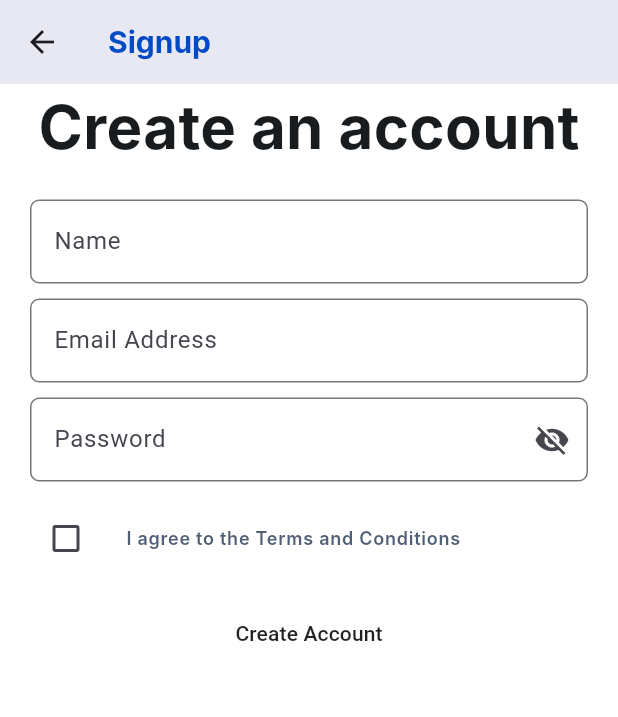
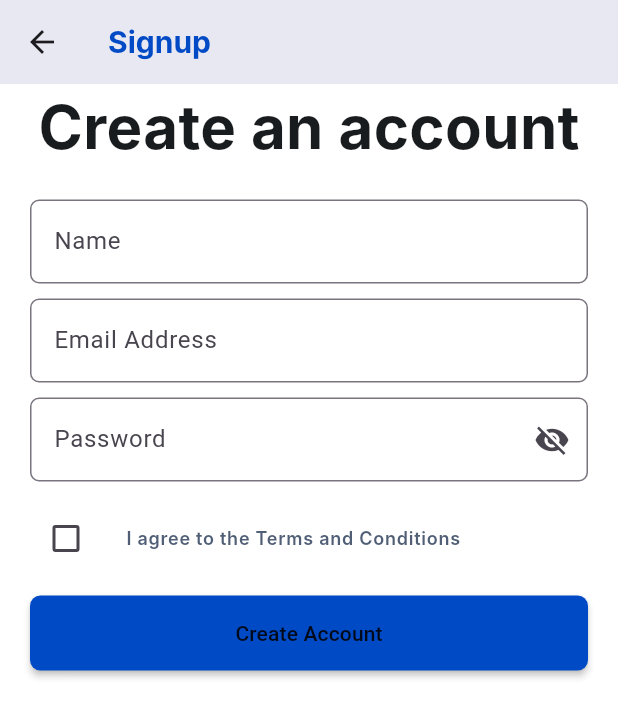
Before and after one commit to Mario-228/local_brand, a Flutter app: the SignupView screen opened directly, on a phone screen of 412 x 824 dp. Shown: the top 717 px of the screen. Run offline on Flutter 3.47's test engine with Material 3 defaults, Android fonts, the phone set to English and light mode, and no system bars; our stand-ins replace go_router; Roboto replaces fonts that are missing (Inter).

Commit message:
editing custom material button

```diff
--- a/lib/core/widgets/custom_material_button.dart
+++ b/lib/core/widgets/custom_material_button.dart
@@ -1,11 +1,12 @@
 import 'package:flutter/material.dart';
+import 'package:local_brand/core/utils/app_theme/app_theme_colors.dart';
 
 class CustomMaterialButton extends StatelessWidget {
   const CustomMaterialButton({
     super.key,
     required this.text,
     this.onPressed,
-    this.height =50.0,
+    this.height = 50.0,
   });
   final String text;
   final void Function()? onPressed;
@@ -15,11 +16,9 @@ class CustomMaterialButton extends StatelessWidget {
     return MaterialButton(
       minWidth: double.infinity,
       onPressed: onPressed,
-      // color: Theme.of(context).buttonTheme.colorScheme!.primary,
+      color: Theme.of(context).extension<AppThemeColors>()!.colors.primary,
       height: height,
-      shape: RoundedRectangleBorder(
-        borderRadius: BorderRadius.circular(7.0),
-      ),
+      shape: RoundedRectangleBorder(borderRadius: BorderRadius.circular(7.0)),
       child: Text(
         text,
         // style: AppFonts.textStyleBold19,
```
